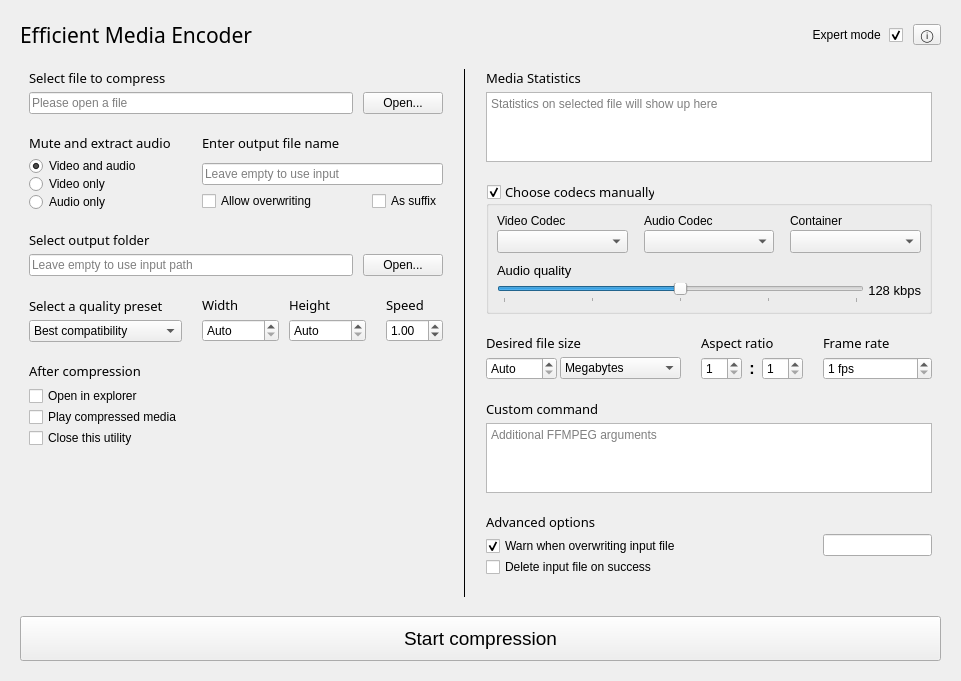
Qt form ui/mainwindow.ui (Thurinum/simple-media-encoder) before a commit.
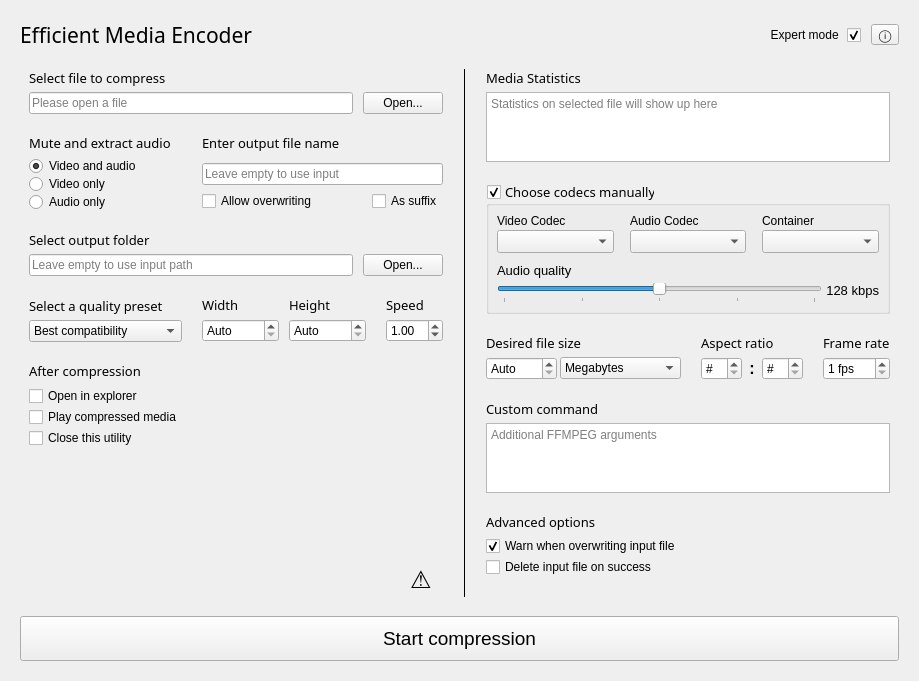
The same form after that commit.

Commit message: ui: Add warning tooltip on conflicting aspect ratio and scale

The edit to the form file:
```diff
--- a/ui/mainwindow.ui
+++ b/ui/mainwindow.ui
@@ -643,6 +643,21 @@
             </item>
            </layout>
           </item>
+          <item row="8" column="3" alignment="Qt::AlignRight|Qt::AlignBottom">
+           <widget class="QToolButton" name="warningTooltipButton">
+            <property name="font">
+             <font>
+              <pointsize>18</pointsize>
+             </font>
+            </property>
+            <property name="text">
+             <string>⚠️</string>
+            </property>
+            <property name="autoRaise">
+             <bool>true</bool>
+            </property>
+           </widget>
+          </item>
          </layout>
         </widget>
        </item>
@@ -1003,8 +1018,14 @@
             </item>
             <item row="1" column="0">
              <widget class="QSpinBox" name="aspectRatioSpinBoxH">
+              <property name="specialValueText">
+               <string>#</string>
+              </property>
               <property name="minimum">
-               <number>1</number>
+               <number>0</number>
+              </property>
+              <property name="value">
+               <number>0</number>
               </property>
              </widget>
             </item>
@@ -1027,8 +1048,14 @@
             </item>
             <item row="1" column="2">
              <widget class="QSpinBox" name="aspectRatioSpinBoxV">
+              <property name="specialValueText">
+               <string>#</string>
+              </property>
               <property name="minimum">
-               <number>1</number>
+               <number>0</number>
+              </property>
+              <property name="value">
+               <number>0</number>
               </property>
              </widget>
             </item>
@@ -1136,9 +1163,6 @@
             </item>
            </layout>
           </item>
-          <item row="4" column="4">
-           <widget class="QLineEdit" name="outputFileSuffixLineEdit"/>
-          </item>
           <item row="4" column="1" colspan="2">
            <layout class="QVBoxLayout" name="verticalLayout_10">
             <property name="spacing">
```
Left out of the diff: 100 changed lines with no effect on the pictures. The commit also changes 5 other files.
